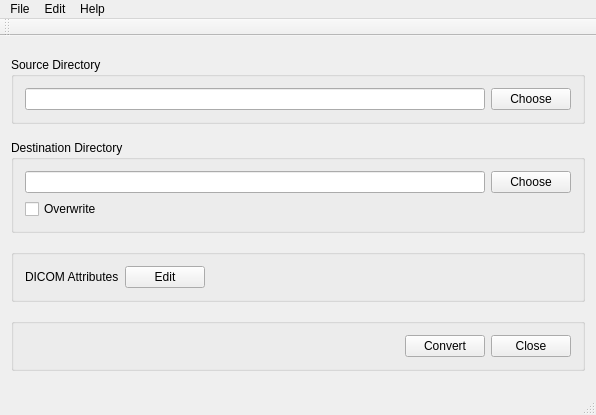
Before: the Qt Designer form ConvertToDicom/mainwindow.ui in TimAllman/ConvertToDicom-Qt, drawn with Qt 5.
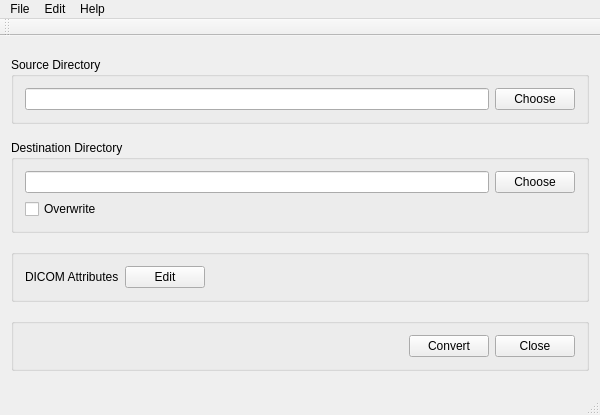
After: the same form once the commit is applied.

Commit message: devel checkin

```diff
--- a/ConvertToDicom/mainwindow.ui
+++ b/ConvertToDicom/mainwindow.ui
@@ -6,7 +6,7 @@
    <rect>
     <x>0</x>
     <y>0</y>
-    <width>596</width>
+    <width>600</width>
     <height>415</height>
    </rect>
   </property>
@@ -225,7 +225,7 @@
     <rect>
      <x>0</x>
      <y>0</y>
-     <width>596</width>
+     <width>600</width>
      <height>22</height>
     </rect>
    </property>
```
The commit also changes 2 other files.
